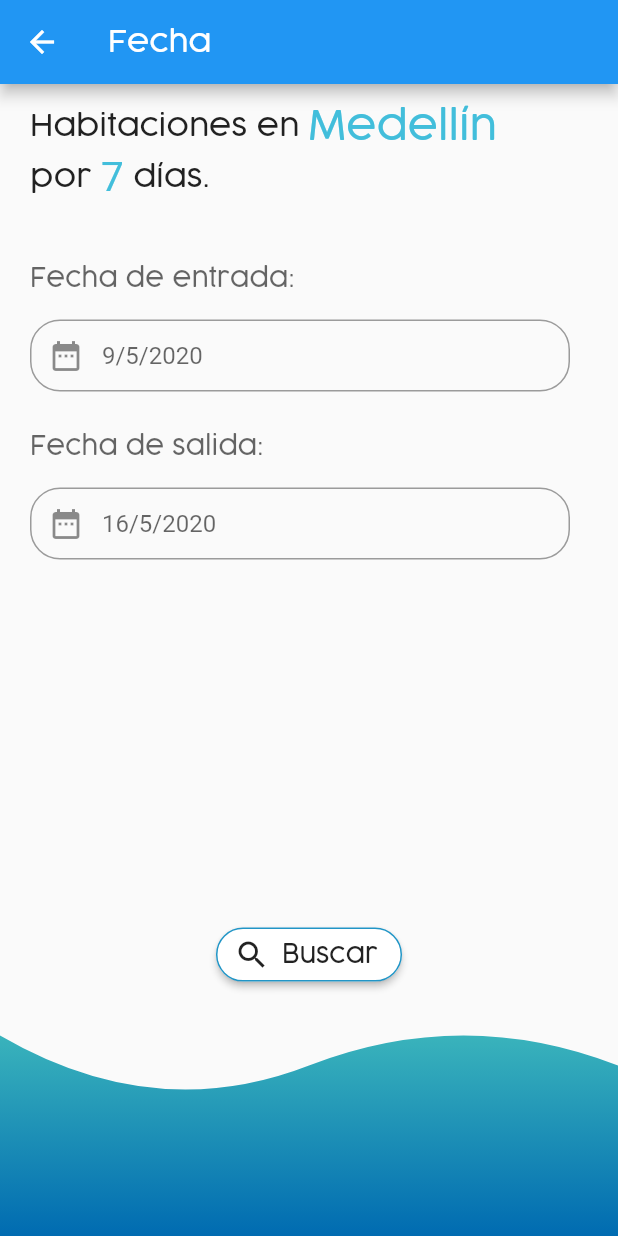
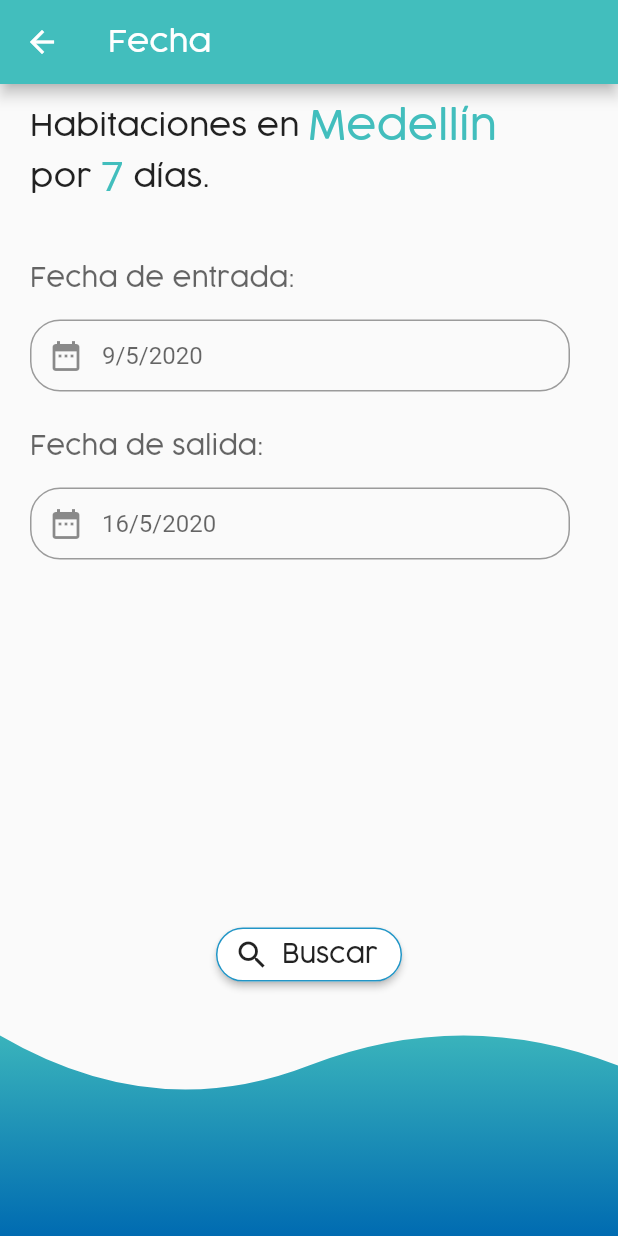
Before and after one commit to DanielJaramillo94/rentNrooms, a Flutter app: the Date screen opened by its route, on a phone screen of 412 x 824 dp. Run offline on Flutter 3.47's test engine with Material 2 defaults, Android fonts, the phone set to English and light mode, and no system bars; missing offline and left inert: date_range_picker.

Commit message:
Updated WaveClipper and Appbar colors on Date

```diff
--- a/lib/date.dart
+++ b/lib/date.dart
@@ -35,6 +35,7 @@ class _DateState extends State<Date> {
     final dates = Provider.of<DateProvider>(context, listen: false);
     return Scaffold(
       appBar: AppBar(
+        backgroundColor: mainColorLighter,
         title: Text('Fecha', style: TextStyle(fontFamily: 'Cocogoose'),),
       ),
       body: SafeArea(
@@ -60,7 +61,7 @@ class _DateState extends State<Date> {
                                       style: TextStyle(fontSize: 20.0, fontFamily: 'Cocogoose')),
                                   Text(
                                     _city,
-                                    style: TextStyle(fontSize: 27.0, fontFamily: 'Cocogoose', color: Color.fromRGBO(66, 190, 219, 1)),
+                                    style: TextStyle(fontSize: 27.0, fontFamily: 'Cocogoose', color: Color(0xFF42BEBD)),
                                   ),
                                 ]),
                               ),
@@ -71,7 +72,7 @@ class _DateState extends State<Date> {
                                   Consumer<DateProvider>(
                                       builder: (_, dates, __) => Text(
                                       dates.difference().toString(),
-                                      style: TextStyle(fontSize: 27.0, color: Color.fromRGBO(66, 190, 219, 1)),
+                                      style: TextStyle(fontSize: 27.0, color: Color(0xFF42BEBD)),
                                     ),
                                   ),
                                   Text(" días. ",
```
